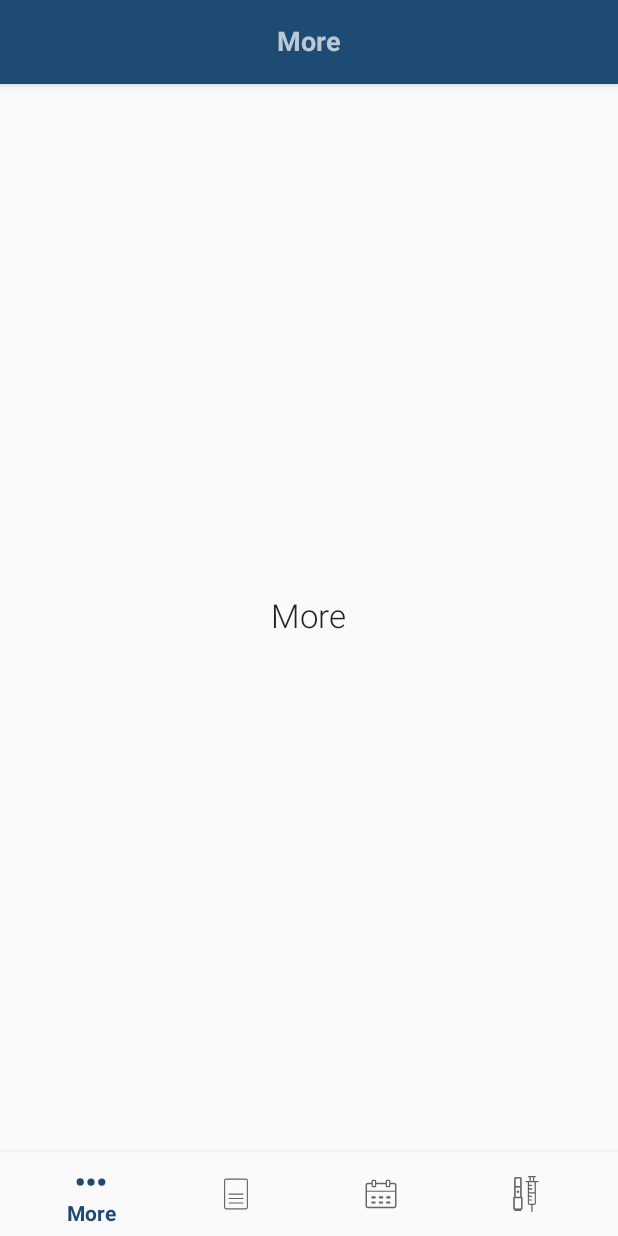
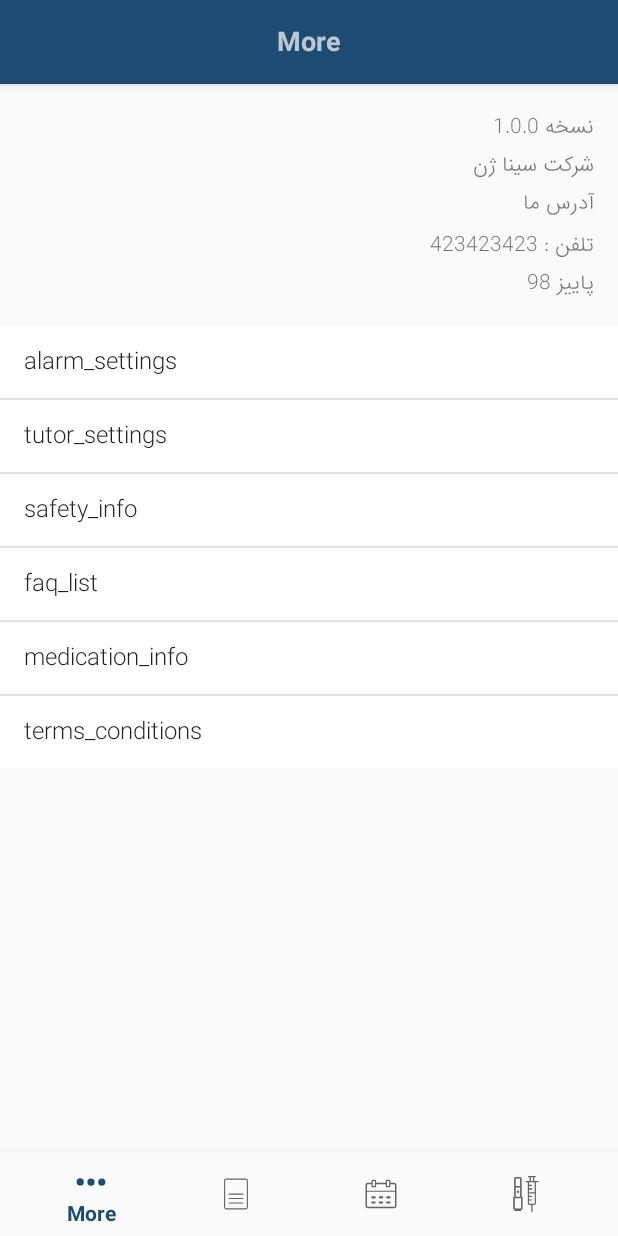
Before and after one commit to manjav/bottom-navigation-app, an Android app: the screen it shows after launch (MainActivity), item 4 of the bottom bar chosen, on a phone screen of 412 x 824 dp. Run offline under Robolectric (Android 15) with nearby library versions, the phone set to English and light mode, and no system bars.

Commit message:
more-fragment filled by list and text

```diff
--- a/app/src/main/res/layout/fragment_more_layout.xml
+++ b/app/src/main/res/layout/fragment_more_layout.xml
@@ -1,14 +1,32 @@
 <?xml version="1.0" encoding="utf-8"?>
-<RelativeLayout xmlns:android="http://schemas.android.com/apk/res/android"
+<androidx.constraintlayout.widget.ConstraintLayout
+    xmlns:android="http://schemas.android.com/apk/res/android"
+    xmlns:app="http://schemas.android.com/apk/res-auto"
+    xmlns:tools="http://schemas.android.com/tools"
     android:layout_width="match_parent"
     android:layout_height="match_parent">
 
     <TextView
-        android:layout_width="wrap_content"
+        android:id="@+id/about_text"
+        android:layout_width="fill_parent"
         android:layout_height="wrap_content"
-        android:layout_centerHorizontal="true"
-        android:layout_centerVertical="true"
-        android:text="@string/title_navi_3"
-        android:textAppearance="@style/Base.TextAppearance.AppCompat.Large" />
+        android:layout_marginTop="16dp"
+        android:layout_marginLeft="16dp"
+        android:layout_marginRight="16dp"
+        android:lineSpacingExtra="8sp"
+        android:text="@string/about_text"
+        app:layout_constraintEnd_toEndOf="parent"
+        app:layout_constraintStart_toStartOf="parent"
+        app:layout_constraintTop_toTopOf="parent" />
 
-</RelativeLayout>
+    <ListView
+        android:id="@+id/about_list"
+        android:layout_width="match_parent"
+        android:layout_height="wrap_content"
+        android:layout_marginTop="16dp"
+        android:background="@color/colorWhite"
+        android:entries="@array/aboutListData"
+        app:layout_constraintTop_toBottomOf="@+id/about_text"
+        tools:layout_editor_absoluteX="0dp" />
+
+</androidx.constraintlayout.widget.ConstraintLayout>
--- /dev/null
+++ b/app/src/main/res/values/arrays.xml
@@ -0,0 +1,11 @@
+<?xml version="1.0" encoding="utf-8"?>
+<resources>
+    <string-array name="aboutListData">
+        <item>alarm_settings</item>
+        <item>tutor_settings</item>
+        <item>safety_info</item>
+        <item>faq_list</item>
+        <item>medication_info</item>
+        <item>terms_conditions</item>
+    </string-array>
+</resources>
--- a/app/src/main/res/values/colors.xml
+++ b/app/src/main/res/values/colors.xml
@@ -5,7 +5,7 @@
     <color name="colorPrimaryDark">#184366</color>
     <color name="colorAccent">#d81b60</color>
     <color name="colorWhite">#ffffff</color>
-    <color name="colorLight">#fafafa</color>
+    <color name="colorLight">#FAFAFA</color>
     <color name="colorMedium">#8a8a8a</color>
     <color name="colorDark">#3a3a3a</color>
 </resources>
--- a/app/src/main/res/values/dimens.xml
+++ b/app/src/main/res/values/dimens.xml
@@ -2,4 +2,10 @@
     <!-- Default screen margins, per the Android Design guidelines. -->
     <dimen name="activity_horizontal_margin">16dp</dimen>
     <dimen name="activity_vertical_margin">16dp</dimen>
+
+    <dimen name="fragment_injection">0</dimen>
+    <dimen name="fragment_calendar">1</dimen>
+    <dimen name="fragment_tips">2</dimen>
+    <dimen name="fragment_more">3</dimen>
+    <dimen name="fragment_docs">4</dimen>
 </resources>
--- a/app/src/main/res/values/strings.xml
+++ b/app/src/main/res/values/strings.xml
@@ -5,9 +5,15 @@
     <string name="title_navi_2">Tips</string>
     <string name="title_navi_3">More</string>
 
+    <string name="title_navi_42">Safety Information</string>
+    <string name="title_navi_43">FAQ</string>
+    <string name="title_navi_44">Prescribing Information</string>
+    <string name="title_navi_45">Terms and Conditions</string>
+
     <string name="main_title_welcome">سلام به سولایف خوش اومدی!</string>
     <string name="main_message_welcome"> این یک نرم افزار دستیار پزشکی نیست و صرفا برای سازماندهی مصرف داروی سینورا می باشد. لطفا قوانین مربوط به استفاده از این نرم افزار رو مطالعه کنید و سپس موافقت خود را با ادامه کار با نرم افزار.اعلام کنید</string>
     <string name="prep">Prep and Injection</string>
     <string name="medication_settings">Medication Settings</string>
     <string name="alarm_settings">Alarm Settings</string>
+    <string name="about_text">نسخه 1.0.0\nشرکت سینا ژن\nآدرس ما\nتلفن : 423423423\nپاییز  98</string>
 </resources>
```
Also changed, not shown: app/src/main/java/com/grantech/cinnagen/solife/fragments/MoreFragment.java (+57 -8 lines), 2 other files.
